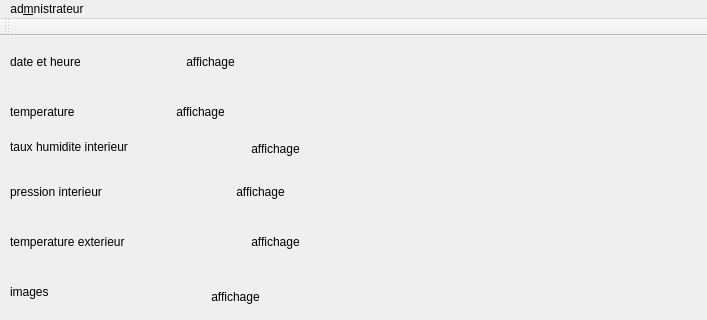
This is mainwindow.ui in laetitia2401/akka as Qt 5 draws it before an edit; both pictures show x 0 to 707 and y 0 to 320 of the 707 by 784 pixel window. The edited form follows.
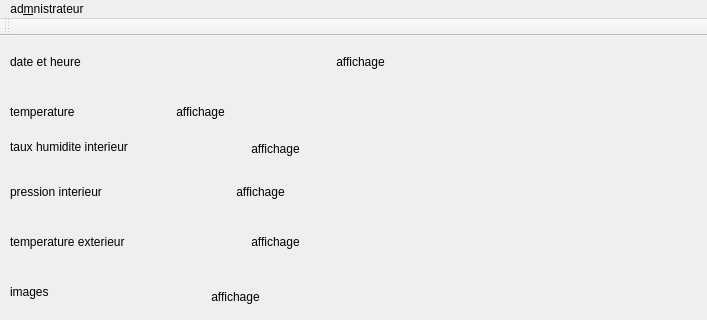
This is the edited form.

```diff
--- a/mainwindow.ui
+++ b/mainwindow.ui
@@ -178,7 +178,7 @@
      <rect>
       <x>140</x>
       <y>10</y>
-      <width>141</width>
+      <width>441</width>
       <height>31</height>
      </rect>
     </property>
```
Left out of the diff: 2 changed lines with no effect on the pictures.
